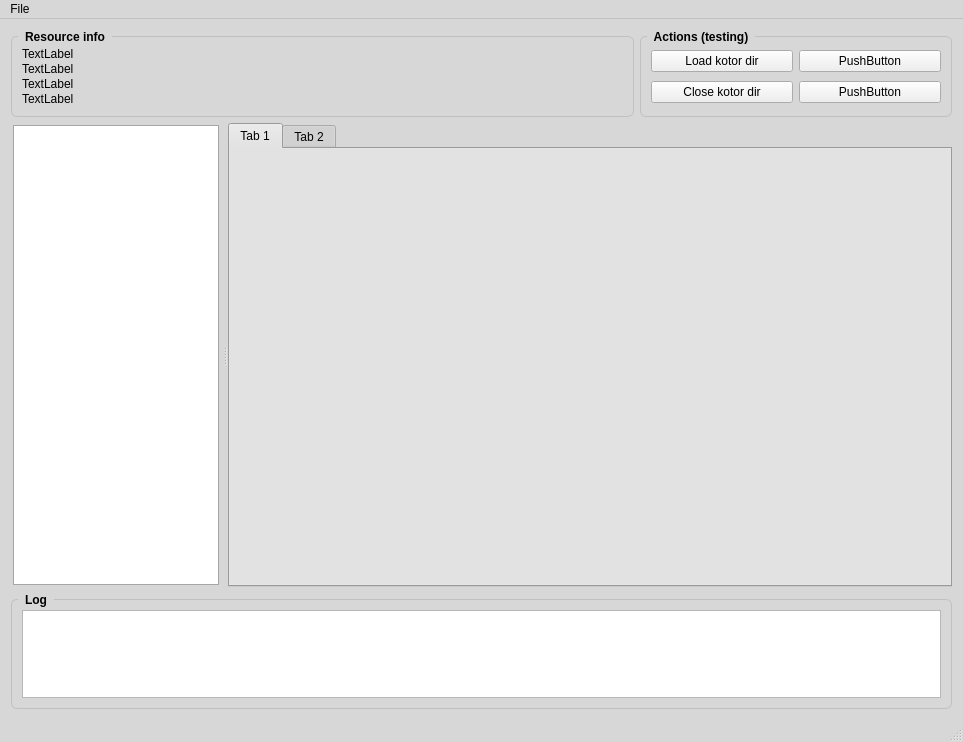
First picture: the form in ui/mainwindow.ui, repository xoreos/phaethon, before the edit.
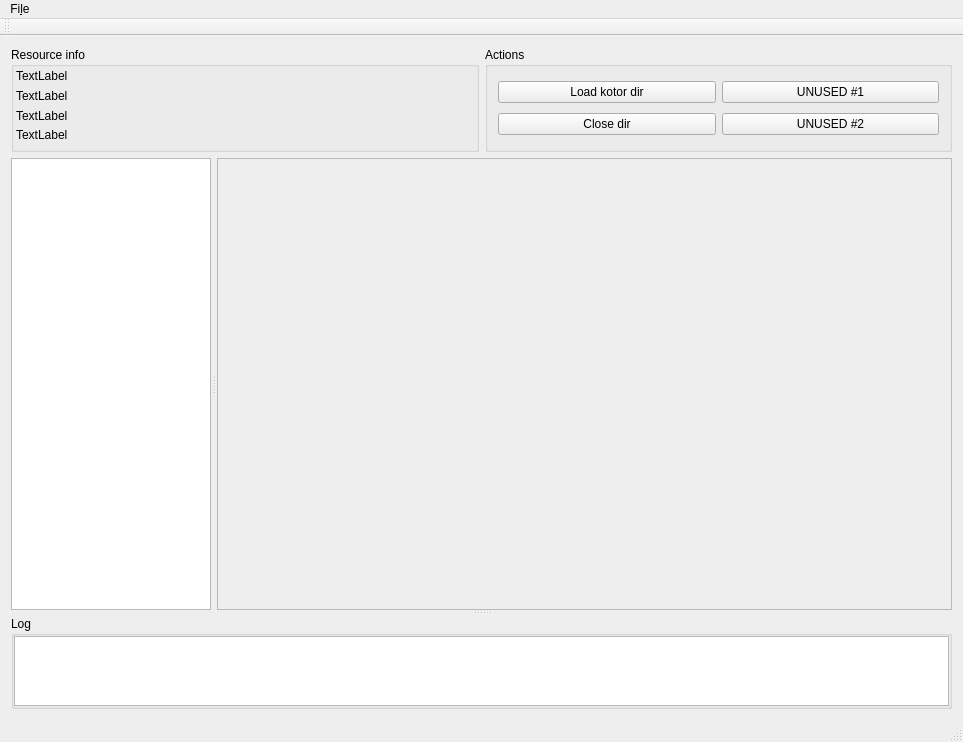
Second picture: the form after the edit.

```diff
--- a/ui/mainwindow.ui
+++ b/ui/mainwindow.ui
@@ -40,9 +40,9 @@
      <colorrole role="Button">
       <brush brushstyle="SolidPattern">
        <color alpha="255">
-        <red>215</red>
-        <green>215</green>
-        <blue>215</blue>
+        <red>238</red>
+        <green>238</green>
+        <blue>238</blue>
        </color>
       </brush>
      </colorrole>
@@ -58,27 +58,27 @@
      <colorrole role="Midlight">
       <brush brushstyle="SolidPattern">
        <color alpha="255">
-        <red>235</red>
-        <green>235</green>
-        <blue>235</blue>
+        <red>246</red>
+        <green>246</green>
+        <blue>246</blue>
        </color>
       </brush>
      </colorrole>
      <colorrole role="Dark">
       <brush brushstyle="SolidPattern">
        <color alpha="255">
-        <red>107</red>
-        <green>107</green>
-        <blue>107</blue>
+        <red>119</red>
+        <green>119</green>
+        <blue>119</blue>
        </color>
       </brush>
      </colorrole>
      <colorrole role="Mid">
       <brush brushstyle="SolidPattern">
        <color alpha="255">
-        <red>143</red>
-        <green>143</green>
-        <blue>143</blue>
+        <red>158</red>
+        <green>158</green>
+        <blue>158</blue>
        </color>
       </brush>
      </colorrole>
@@ -121,9 +121,9 @@
      <colorrole role="Window">
       <brush brushstyle="SolidPattern">
        <color alpha="255">
-        <red>215</red>
-        <green>215</green>
-        <blue>215</blue>
+        <red>238</red>
+        <green>238</green>
+        <blue>238</blue>
        </color>
       </brush>
      </colorrole>
@@ -139,9 +139,9 @@
      <colorrole role="AlternateBase">
       <brush brushstyle="SolidPattern">
        <color alpha="255">
-        <red>235</red>
-        <green>235</green>
-        <blue>235</blue>
+        <red>246</red>
+        <green>246</green>
+        <blue>246</blue>
        </color>
       </brush>
      </colorrole>
@@ -177,9 +177,9 @@
      <colorrole role="Button">
       <brush brushstyle="SolidPattern">
        <color alpha="255">
-        <red>215</red>
-        <green>215</green>
-        <blue>215</blue>
+        <red>238</red>
+        <green>238</green>
+        <blue>238</blue>
        </color>
       </brush>
      </colorrole>
@@ -195,27 +195,27 @@
      <colorrole role="Midlight">
       <brush brushstyle="SolidPattern">
        <color alpha="255">
-        <red>235</red>
-        <green>235</green>
-        <blue>235</blue>
+        <red>246</red>
+        <green>246</green>
+        <blue>246</blue>
        </color>
       </brush>
      </colorrole>
      <colorrole role="Dark">
       <brush brushstyle="SolidPattern">
        <color alpha="255">
-        <red>107</red>
-        <green>107</green>
-        <blue>107</blue>
+        <red>119</red>
+        <green>119</green>
+        <blue>119</blue>
        </color>
       </brush>
      </colorrole>
      <colorrole role="Mid">
       <brush brushstyle="SolidPattern">
        <color alpha="255">
-        <red>143</red>
-        <green>143</green>
-        <blue>143</blue>
+        <red>158</red>
+        <green>158</green>
+        <blue>158</blue>
        </color>
       </brush>
      </colorrole>
@@ -258,9 +258,9 @@
      <colorrole role="Window">
       <brush brushstyle="SolidPattern">
        <color alpha="255">
-        <red>215</red>
-        <green>215</green>
-        <blue>215</blue>
+        <red>238</red>
+        <green>238</green>
+        <blue>238</blue>
        </color>
       </brush>
      </colorrole>
@@ -276,9 +276,9 @@
      <colorrole role="AlternateBase">
       <brush brushstyle="SolidPattern">
        <color alpha="255">
-        <red>235</red>
-        <green>235</green>
-        <blue>235</blue>
+        <red>246</red>
+        <green>246</green>
+        <blue>246</blue>
        </color>
       </brush>
      </colorrole>
@@ -305,18 +305,18 @@
      <colorrole role="WindowText">
       <brush brushstyle="SolidPattern">
        <color alpha="255">
-        <red>107</red>
-        <green>107</green>
-        <blue>107</blue>
+        <red>119</red>
+        <green>119</green>
+        <blue>119</blue>
        </color>
       </brush>
      </colorrole>
      <colorrole role="Button">
       <brush brushstyle="SolidPattern">
        <color alpha="255">
-        <red>215</red>
-        <green>215</green>
-        <blue>215</blue>
+        <red>238</red>
+        <green>238</green>
+        <blue>238</blue>
        </color>
       </brush>
      </colorrole>
@@ -332,36 +332,36 @@
      <colorrole role="Midlight">
       <brush brushstyle="SolidPattern">
        <color alpha="255">
-        <red>235</red>
-        <green>235</green>
-        <blue>235</blue>
+        <red>246</red>
+        <green>246</green>
+        <blue>246</blue>
        </color>
       </brush>
      </colorrole>
      <colorrole role="Dark">
       <brush brushstyle="SolidPattern">
        <color alpha="255">
-        <red>107</red>
-        <green>107</green>
-        <blue>107</blue>
+        <red>119</red>
+        <green>119</green>
+        <blue>119</blue>
        </color>
       </brush>
      </colorrole>
      <colorrole role="Mid">
       <brush brushstyle="SolidPattern">
        <color alpha="255">
-        <red>143</red>
-        <green>143</green>
-        <blue>143</blue>
+        <red>158</red>
+        <green>158</green>
+        <blue>158</blue>
        </color>
       </brush>
      </colorrole>
      <colorrole role="Text">
       <brush brushstyle="SolidPattern">
        <color alpha="255">
-        <red>107</red>
-        <green>107</green>
-        <blue>107</blue>
+        <red>119</red>
+        <green>119</green>
+        <blue>119</blue>
        </color>
       </brush>
      </colorrole>
@@ -377,27 +377,27 @@
      <colorrole role="ButtonText">
       <brush brushstyle="SolidPattern">
        <color alpha="255">
-        <red>107</red>
-        <green>107</green>
-        <blue>107</blue>
+        <red>119</red>
+        <green>119</green>
+        <blue>119</blue>
        </color>
       </brush>
      </colorrole>
      <colorrole role="Base">
       <brush brushstyle="SolidPattern">
        <color alpha="255">
-        <red>215</red>
-        <green>215</green>
-        <blue>215</blue>
+        <red>238</red>
+        <green>238</green>
+        <blue>238</blue>
        </color>
       </brush>
      </colorrole>
      <colorrole role="Window">
       <brush brushstyle="SolidPattern">
        <color alpha="255">
-        <red>215</red>
-        <green>215</green>
-        <blue>215</blue>
+        <red>238</red>
+        <green>238</green>
+        <blue>238</blue>
        </color>
       </brush>
      </colorrole>
@@ -413,9 +413,9 @@
      <colorrole role="AlternateBase">
       <brush brushstyle="SolidPattern">
        <color alpha="255">
-        <red>215</red>
-        <green>215</green>
-        <blue>215</blue>
+        <red>238</red>
+        <green>238</green>
+        <blue>238</blue>
        </color>
       </brush>
      </colorrole>
@@ -454,353 +454,331 @@
     <bool>false</bool>
    </property>
    <layout class="QGridLayout" name="gridLayout">
-    <item row="0" column="0">
-     <widget class="QGroupBox" name="resourcePanel">
-      <property name="sizePolicy">
-       <sizepolicy hsizetype="Preferred" vsizetype="Maximum">
-        <horstretch>2</horstretch>
-        <verstretch>1</verstretch>
-       </sizepolicy>
-      </property>
-      <property name="minimumSize">
-       <size>
-        <width>0</width>
-        <height>0</height>
-       </size>
-      </property>
-      <property name="styleSheet">
-       <string notr="true">QGroupBox {
-    font: bold;
-    border: 1px solid silver;
-    border-radius: 6px;
-    margin-top: 6px;
-}
-
-QGroupBox::title {
-    subcontrol-origin: margin;
-    left: 7px;
-    padding: 0px 5px 0px 5px;
-}</string>
-      </property>
-      <property name="title">
-       <string>Resource info</string>
-      </property>
-      <property name="alignment">
-       <set>Qt::AlignLeading|Qt::AlignLeft|Qt::AlignTop</set>
-      </property>
-      <property name="flat">
-       <bool>true</bool>
-      </property>
-      <property name="checkable">
-       <bool>false</bool>
-      </property>
-      <layout class="QHBoxLayout" name="horizontalLayout_3">
-       <property name="leftMargin">
-        <number>10</number>
-       </property>
-       <property name="topMargin">
-        <number>10</number>
-       </property>
-       <property name="rightMargin">
-        <number>10</number>
-       </property>
-       <property name="bottomMargin">
-        <number>10</number>
-       </property>
-       <item>
-        <layout class="QVBoxLayout" name="resLabelsVBox">
-         <property name="spacing">
-          <number>1</number>
-         </property>
-         <item>
-          <widget class="QLabel" name="resLabel1">
-           <property name="cursor">
-            <cursorShape>IBeamCursor</cursorShape>
-           </property>
-           <property name="frameShadow">
-            <enum>QFrame::Raised</enum>
-           </property>
-           <property name="text">
-            <string>TextLabel</string>
-           </property>
-           <property name="alignment">
-            <set>Qt::AlignLeading|Qt::AlignLeft|Qt::AlignTop</set>
-           </property>
-           <property name="textInteractionFlags">
-            <set>Qt::LinksAccessibleByMouse|Qt::TextSelectableByMouse</set>
-           </property>
-          </widget>
-         </item>
-         <item>
-          <widget class="QLabel" name="resLabel2">
-           <property name="cursor">
-            <cursorShape>IBeamCursor</cursorShape>
-           </property>
-           <property name="frameShadow">
-            <enum>QFrame::Raised</enum>
-           </property>
-           <property name="text">
-            <string>TextLabel</string>
-           </property>
-           <property name="alignment">
-            <set>Qt::AlignLeading|Qt::AlignLeft|Qt::AlignTop</set>
-           </property>
-           <property name="textInteractionFlags">
-            <set>Qt::LinksAccessibleByMouse|Qt::TextSelectableByMouse</set>
-           </property>
-          </widget>
-         </item>
-         <item>
-          <widget class="QLabel" name="resLabel3">
-           <property name="cursor">
-            <cursorShape>IBeamCursor</cursorShape>
-           </property>
-           <property name="frameShadow">
-            <enum>QFrame::Raised</enum>
-           </property>
-           <property name="text">
-            <string>TextLabel</string>
-           </property>
-           <property name="alignment">
-            <set>Qt::AlignLeading|Qt::AlignLeft|Qt::AlignTop</set>
-           </property>
-           <property name="textInteractionFlags">
-            <set>Qt::LinksAccessibleByMouse|Qt::TextSelectableByMouse</set>
-           </property>
-          </widget>
-         </item>
-         <item>
-          <widget class="QLabel" name="resLabel4">
-           <property name="cursor">
-            <cursorShape>IBeamCursor</cursorShape>
-           </property>
-           <property name="frameShadow">
-            <enum>QFrame::Raised</enum>
-           </property>
-           <property name="text">
-            <string>TextLabel</string>
-           </property>
-           <property name="alignment">
-            <set>Qt::AlignLeading|Qt::AlignLeft|Qt::AlignTop</set>
-           </property>
-           <property name="textInteractionFlags">
-            <set>Qt::LinksAccessibleByMouse|Qt::TextSelectableByMouse</set>
-           </property>
-          </widget>
-         </item>
-        </layout>
-       </item>
-      </layout>
-     </widget>
-    </item>
-    <item row="0" column="1">
-     <widget class="QGroupBox" name="groupBox">
-      <property name="sizePolicy">
-       <sizepolicy hsizetype="Preferred" vsizetype="Minimum">
-        <horstretch>1</horstretch>
-        <verstretch>1</verstretch>
-       </sizepolicy>
-      </property>
-      <property name="styleSheet">
-       <string notr="true">QGroupBox {
-    font: bold;
-    border: 1px solid silver;
-    border-radius: 6px;
-    margin-top: 6px;
-}
-
-QGroupBox::title {
-    subcontrol-origin: margin;
-    left: 7px;
-    padding: 0px 5px 0px 5px;
-}</string>
-      </property>
-      <property name="title">
-       <string>Actions (testing)</string>
-      </property>
-      <layout class="QHBoxLayout" name="horizontalLayout_4">
-       <property name="leftMargin">
-        <number>10</number>
-       </property>
-       <property name="topMargin">
-        <number>10</number>
-       </property>
-       <property name="rightMargin">
-        <number>10</number>
-       </property>
-       <property name="bottomMargin">
-        <number>10</number>
-       </property>
-       <item>
-        <layout class="QGridLayout" name="gridLayout_2">
-         <item row="0" column="0">
-          <widget class="QPushButton" name="pushButton_1">
-           <property name="text">
-            <string>Load kotor dir</string>
-           </property>
-          </widget>
-         </item>
-         <item row="1" column="1">
-          <widget class="QPushButton" name="pushButton_4">
-           <property name="text">
-            <string>PushButton</string>
-           </property>
-          </widget>
-         </item>
-         <item row="1" column="0">
-          <widget class="QPushButton" name="pushButton_2">
-           <property name="text">
-            <string>Close kotor dir</string>
-           </property>
-          </widget>
-         </item>
-         <item row="0" column="1">
-          <widget class="QPushButton" name="pushButton_3">
-           <property name="text">
-            <string>PushButton</string>
-           </property>
-          </widget>
-         </item>
-        </layout>
-       </item>
-      </layout>
-     </widget>
-    </item>
-    <item row="1" column="0" colspan="2">
-     <widget class="QSplitter" name="splitter">
-      <property name="sizePolicy">
-       <sizepolicy hsizetype="Expanding" vsizetype="Preferred">
-        <horstretch>0</horstretch>
-        <verstretch>8</verstretch>
-       </sizepolicy>
-      </property>
-      <property name="styleSheet">
-       <string notr="true"/>
-      </property>
+    <item row="1" column="0">
+     <widget class="QSplitter" name="splitter_2">
       <property name="orientation">
-       <enum>Qt::Horizontal</enum>
+       <enum>Qt::Vertical</enum>
       </property>
       <property name="handleWidth">
-       <number>7</number>
+       <number>6</number>
       </property>
       <property name="childrenCollapsible">
        <bool>false</bool>
       </property>
-      <widget class="QFrame" name="filesFrame">
+      <widget class="QSplitter" name="splitter">
+       <property name="sizePolicy">
+        <sizepolicy hsizetype="Expanding" vsizetype="Preferred">
+         <horstretch>0</horstretch>
+         <verstretch>8</verstretch>
+        </sizepolicy>
+       </property>
+       <property name="orientation">
+        <enum>Qt::Horizontal</enum>
+       </property>
+       <property name="handleWidth">
+        <number>6</number>
+       </property>
+       <property name="childrenCollapsible">
+        <bool>false</bool>
+       </property>
+       <widget class="QTreeView" name="treeView">
+        <property name="sizePolicy">
+         <sizepolicy hsizetype="Minimum" vsizetype="Expanding">
+          <horstretch>1</horstretch>
+          <verstretch>0</verstretch>
+         </sizepolicy>
+        </property>
+        <property name="minimumSize">
+         <size>
+          <width>50</width>
+          <height>0</height>
+         </size>
+        </property>
+        <property name="maximumSize">
+         <size>
+          <width>200</width>
+          <height>16777215</height>
+         </size>
+        </property>
+        <property name="baseSize">
+         <size>
+          <width>180</width>
+          <height>0</height>
+         </size>
+        </property>
+        <property name="indentation">
+         <number>21</number>
+        </property>
+       </widget>
+       <widget class="QFrame" name="frame">
+        <property name="sizePolicy">
+         <sizepolicy hsizetype="Preferred" vsizetype="Preferred">
+          <horstretch>8</horstretch>
+          <verstretch>0</verstretch>
+         </sizepolicy>
+        </property>
+        <property name="frameShape">
+         <enum>QFrame::StyledPanel</enum>
+        </property>
+        <layout class="QHBoxLayout" name="horizontalLayout_6">
+         <property name="leftMargin">
+          <number>0</number>
+         </property>
+         <property name="topMargin">
+          <number>0</number>
+         </property>
+         <property name="rightMargin">
+          <number>0</number>
+         </property>
+         <property name="bottomMargin">
+          <number>0</number>
+         </property>
+         <item>
+          <layout class="QHBoxLayout" name="resLayout"/>
+         </item>
+        </layout>
+       </widget>
+      </widget>
+      <widget class="QGroupBox" name="groupBox_2">
        <property name="sizePolicy">
         <sizepolicy hsizetype="Preferred" vsizetype="Preferred">
-         <horstretch>1</horstretch>
-         <verstretch>5</verstretch>
+         <horstretch>0</horstretch>
+         <verstretch>1</verstretch>
         </sizepolicy>
        </property>
-       <property name="styleSheet">
-        <string notr="true"/>
+       <property name="title">
+        <string>Log</string>
        </property>
-       <layout class="QHBoxLayout" name="horizontalLayout" stretch="0">
+       <layout class="QHBoxLayout" name="horizontalLayout">
         <property name="leftMargin">
-         <number>2</number>
+         <number>0</number>
         </property>
         <property name="topMargin">
-         <number>2</number>
+         <number>0</number>
         </property>
         <property name="rightMargin">
-         <number>2</number>
+         <number>0</number>
         </property>
         <property name="bottomMargin">
-         <number>2</number>
+         <number>0</number>
         </property>
         <item>
-         <widget class="QTreeView" name="treeView">
-          <property name="baseSize">
-           <size>
-            <width>100</width>
-            <height>0</height>
-           </size>
+         <widget class="QTextEdit" name="log">
+          <property name="sizePolicy">
+           <sizepolicy hsizetype="Expanding" vsizetype="Preferred">
+            <horstretch>0</horstretch>
+            <verstretch>0</verstretch>
+           </sizepolicy>
           </property>
-          <property name="indentation">
-           <number>21</number>
+          <property name="readOnly">
+           <bool>true</bool>
+          </property>
+          <property name="html">
+           <string>&lt;!DOCTYPE HTML PUBLIC &quot;-//W3C//DTD HTML 4.0//EN&quot; &quot;http://www.w3.org/TR/REC-html40/strict.dtd&quot;&gt;
+&lt;html&gt;&lt;head&gt;&lt;meta name=&quot;qrichtext&quot; content=&quot;1&quot; /&gt;&lt;style type=&quot;text/css&quot;&gt;
+p, li { white-space: pre-wrap; }
+&lt;/style&gt;&lt;/head&gt;&lt;body style=&quot; font-family:'Sans'; font-size:10pt; font-weight:400; font-style:normal;&quot;&gt;
+&lt;p style=&quot;-qt-paragraph-type:empty; margin-top:0px; margin-bottom:0px; margin-left:0px; margin-right:0px; -qt-block-indent:0; text-indent:0px;&quot;&gt;&lt;br /&gt;&lt;/p&gt;&lt;/body&gt;&lt;/html&gt;</string>
           </property>
          </widget>
         </item>
        </layout>
       </widget>
-      <widget class="QTabWidget" name="resourcesTabWidget">
-       <property name="sizePolicy">
-        <sizepolicy hsizetype="Preferred" vsizetype="Expanding">
-         <horstretch>8</horstretch>
-         <verstretch>0</verstretch>
-        </sizepolicy>
-       </property>
-       <property name="currentIndex">
-        <number>0</number>
-       </property>
-       <widget class="QWidget" name="rtwTab_1">
-        <attribute name="title">
-         <string>Tab 1</string>
-        </attribute>
-       </widget>
-       <widget class="QWidget" name="rtwTab_2">
-        <attribute name="title">
-         <string>Tab 2</string>
-        </attribute>
-       </widget>
-      </widget>
      </widget>
     </item>
-    <item row="2" column="0" colspan="2">
-     <widget class="QGroupBox" name="groupBox_2">
-      <property name="sizePolicy">
-       <sizepolicy hsizetype="Preferred" vsizetype="Preferred">
-        <horstretch>0</horstretch>
-        <verstretch>2</verstretch>
-       </sizepolicy>
-      </property>
-      <property name="styleSheet">
-       <string notr="true">QGroupBox {
-    font: bold;
-    border: 1px solid silver;
-    border-radius: 6px;
-    margin-top: 6px;
-}
-
-QGroupBox::title {
-    subcontrol-origin: margin;
-    left: 7px;
-    padding: 0px 5px 0px 5px;
-}</string>
-      </property>
-      <property name="title">
-       <string>Log</string>
-      </property>
-      <layout class="QHBoxLayout" name="horizontalLayout_5">
-       <property name="leftMargin">
-        <number>10</number>
-       </property>
-       <property name="topMargin">
-        <number>10</number>
-       </property>
-       <property name="rightMargin">
-        <number>10</number>
-       </property>
-       <property name="bottomMargin">
-        <number>10</number>
-       </property>
-       <item>
-        <widget class="QTextEdit" name="textEdit">
-         <property name="readOnly">
-          <bool>true</bool>
+    <item row="0" column="0">
+     <layout class="QHBoxLayout" name="horizontalLayout_2">
+      <item>
+       <widget class="QGroupBox" name="resourcePanel">
+        <property name="sizePolicy">
+         <sizepolicy hsizetype="Preferred" vsizetype="Fixed">
+          <horstretch>1</horstretch>
+          <verstretch>1</verstretch>
+         </sizepolicy>
+        </property>
+        <property name="minimumSize">
+         <size>
+          <width>0</width>
+          <height>105</height>
+         </size>
+        </property>
+        <property name="title">
+         <string>Resource info</string>
+        </property>
+        <property name="alignment">
+         <set>Qt::AlignLeading|Qt::AlignLeft|Qt::AlignTop</set>
+        </property>
+        <property name="flat">
+         <bool>true</bool>
+        </property>
+        <property name="checkable">
+         <bool>false</bool>
+        </property>
+        <layout class="QHBoxLayout" name="horizontalLayout_3">
+         <property name="leftMargin">
+          <number>2</number>
          </property>
-         <property name="html">
-          <string>&lt;!DOCTYPE HTML PUBLIC &quot;-//W3C//DTD HTML 4.0//EN&quot; &quot;http://www.w3.org/TR/REC-html40/strict.dtd&quot;&gt;
-&lt;html&gt;&lt;head&gt;&lt;meta name=&quot;qrichtext&quot; content=&quot;1&quot; /&gt;&lt;style type=&quot;text/css&quot;&gt;
-p, li { white-space: pre-wrap; }
-&lt;/style&gt;&lt;/head&gt;&lt;body style=&quot; font-family:'Sans Serif'; font-size:9pt; font-weight:400; font-style:normal;&quot;&gt;
-&lt;p style=&quot;-qt-paragraph-type:empty; margin-top:0px; margin-bottom:0px; margin-left:0px; margin-right:0px; -qt-block-indent:0; text-indent:0px; font-family:'Sans'; font-size:10pt;&quot;&gt;&lt;br /&gt;&lt;/p&gt;&lt;/body&gt;&lt;/html&gt;</string>
+         <property name="topMargin">
+          <number>2</number>
          </property>
-        </widget>
-       </item>
-      </layout>
-     </widget>
+         <property name="rightMargin">
+          <number>2</number>
+         </property>
+         <property name="bottomMargin">
+          <number>2</number>
+         </property>
+         <item>
+          <layout class="QVBoxLayout" name="resLabelsVBox">
+           <property name="spacing">
+            <number>1</number>
+           </property>
+           <item>
+            <widget class="QLabel" name="resLabelName">
+             <property name="cursor">
+              <cursorShape>IBeamCursor</cursorShape>
+             </property>
+             <property name="frameShadow">
+              <enum>QFrame::Raised</enum>
+             </property>
+             <property name="text">
+              <string>TextLabel</string>
+             </property>
+             <property name="alignment">
+              <set>Qt::AlignLeading|Qt::AlignLeft|Qt::AlignTop</set>
+             </property>
+             <property name="textInteractionFlags">
+              <set>Qt::LinksAccessibleByMouse|Qt::TextSelectableByMouse</set>
+             </property>
+            </widget>
+           </item>
+           <item>
+            <widget class="QLabel" name="resLabelSize">
+             <property name="cursor">
+              <cursorShape>IBeamCursor</cursorShape>
+             </property>
+             <property name="frameShadow">
+              <enum>QFrame::Raised</enum>
+             </property>
+             <property name="text">
+              <string>TextLabel</string>
+             </property>
+             <property name="alignment">
+              <set>Qt::AlignLeading|Qt::AlignLeft|Qt::AlignTop</set>
+             </property>
+             <property name="textInteractionFlags">
+              <set>Qt::LinksAccessibleByMouse|Qt::TextSelectableByMouse</set>
+             </property>
+            </widget>
+           </item>
+           <item>
+            <widget class="QLabel" name="resLabelFileType">
+             <property name="cursor">
+              <cursorShape>IBeamCursor</cursorShape>
+             </property>
+             <property name="frameShadow">
+              <enum>QFrame::Raised</enum>
+             </property>
+             <property name="text">
+              <string>TextLabel</string>
+             </property>
+             <property name="alignment">
+              <set>Qt::AlignLeading|Qt::AlignLeft|Qt::AlignTop</set>
+             </property>
+             <property name="textInteractionFlags">
+              <set>Qt::LinksAccessibleByMouse|Qt::TextSelectableByMouse</set>
+             </property>
+            </widget>
+           </item>
+           <item>
+            <widget class="QLabel" name="resLabelResType">
+             <property name="cursor">
+              <cursorShape>IBeamCursor</cursorShape>
+             </property>
+             <property name="frameShadow">
+              <enum>QFrame::Raised</enum>
+             </property>
+             <property name="text">
+              <string>TextLabel</string>
+             </property>
+             <property name="alignment">
+              <set>Qt::AlignLeading|Qt::AlignLeft|Qt::AlignTop</set>
+             </property>
+             <property name="textInteractionFlags">
+              <set>Qt::LinksAccessibleByMouse|Qt::TextSelectableByMouse</set>
+             </property>
+            </widget>
+           </item>
+          </layout>
+         </item>
+        </layout>
+       </widget>
+      </item>
+      <item>
+       <widget class="QGroupBox" name="actionButtons">
+        <property name="sizePolicy">
+         <sizepolicy hsizetype="Preferred" vsizetype="Fixed">
+          <horstretch>1</horstretch>
+          <verstretch>0</verstretch>
+         </sizepolicy>
+        </property>
+        <property name="minimumSize">
+         <size>
+          <width>0</width>
+          <height>105</height>
+         </size>
+        </property>
+        <property name="title">
+         <string>Actions</string>
+        </property>
+        <layout class="QHBoxLayout" name="horizontalLayout_4">
+         <property name="leftMargin">
+          <number>10</number>
+         </property>
+         <property name="topMargin">
+          <number>10</number>
+         </property>
+         <property name="rightMargin">
+          <number>10</number>
+         </property>
+         <property name="bottomMargin">
+          <number>10</number>
+         </property>
+         <item>
+          <layout class="QGridLayout" name="actionButtonsLayout">
+           <item row="0" column="1">
+            <widget class="QPushButton" name="bUnused1">
+             <property name="text">
+              <string>UNUSED #1</string>
+             </property>
+            </widget>
+           </item>
+           <item row="1" column="1">
+            <widget class="QPushButton" name="bUnused2">
+             <property name="text">
+              <string>UNUSED #2</string>
+             </property>
+            </widget>
+           </item>
+           <item row="0" column="0">
+            <widget class="QPushButton" name="bLoadKotorDir">
+             <property name="text">
+              <string>Load kotor dir</string>
+             </property>
+            </widget>
+           </item>
+           <item row="1" column="0">
+            <widget class="QPushButton" name="bCloseDir">
+             <property name="text">
+              <string>Close dir</string>
+             </property>
+            </widget>
+           </item>
+          </layout>
+         </item>
+        </layout>
+       </widget>
+      </item>
+     </layout>
     </item>
    </layout>
   </widget>
@@ -815,7 +793,7 @@
    </property>
    <widget class="QMenu" name="menuFile">
     <property name="title">
-     <string>File</string>
+     <string>Fi&amp;le</string>
     </property>
     <addaction name="actionOpen_directory"/>
     <addaction name="separator"/>
@@ -839,7 +817,18 @@
     <enum>Qt::NoContextMenu</enum>
    </property>
   </widget>
-  <action name="actionOpen_directory">
+  <widget class="QToolBar" name="toolBar">
+   <property name="windowTitle">
+    <string>toolBar</string>
+   </property>
+   <attribute name="toolBarArea">
+    <enum>TopToolBarArea</enum>
+   </attribute>
+   <attribute name="toolBarBreak">
+    <bool>false</bool>
+   </attribute>
+  </widget>
+  <action name="actionOpenDirectory">
    <property name="text">
     <string>Open directory</string>
    </property>
```
Left out of the diff: 8 changed lines with no effect on the pictures.
